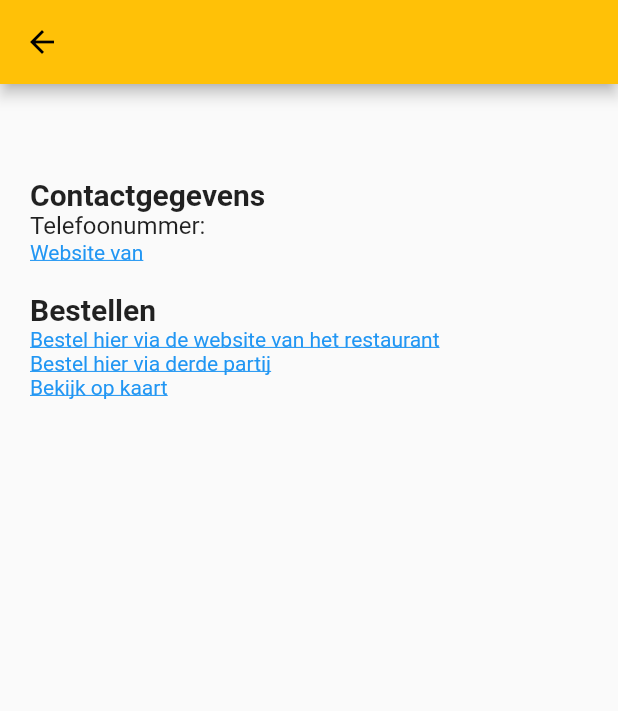
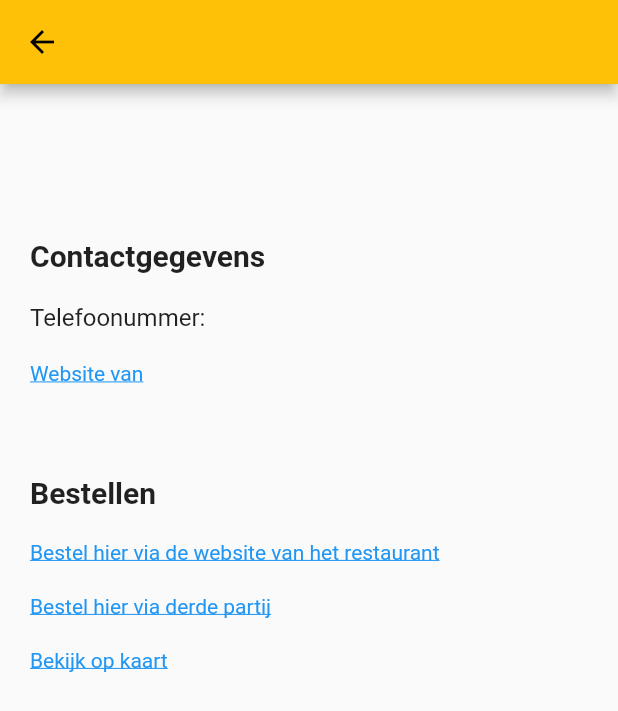
Before and after one commit to eatin-nu/app, a Flutter app: the RestaurantDetails screen opened directly with empty values, on a phone screen of 412 x 824 dp. Shown: the top 711 px of the screen. Run offline on Flutter 3.47's test engine with Material 2 defaults, Android fonts, the phone set to English and light mode, and no system bars; our stand-ins replace google_fonts, sqflite; accounts and stored records are empty; Roboto replaces fonts that are missing (Varela Round).

Commit message:
add most screens
Signed-off-by: timdevriez <info@timdevries.com>

```diff
--- a/lib/main.dart
+++ b/lib/main.dart
@@ -60,14 +60,19 @@ class _MyHomePageState extends State<MyHomePage> {
   Widget build(BuildContext context) {
     return Scaffold(
       appBar: AppBar(
-        title: Text(widget.title),
-      ),
+          title: Image(
+        image: AssetImage('assets/Logo.png'),
+        height: 50,
+      )),
       body: Center(
-        child: Padding(
-          padding: const EdgeInsets.all(20.0),
         child: Column(
           mainAxisAlignment: MainAxisAlignment.start,
           children: <Widget>[
+            Text(
+              '',
+              style: GoogleFonts.getFont('Varela Round',
+                  fontWeight: FontWeight.w700, fontSize: 30),
+            ),
             Text(
               'Kies jouw stad:',
               style: GoogleFonts.getFont('Varela Round',
@@ -76,7 +81,7 @@ class _MyHomePageState extends State<MyHomePage> {
             Text(
               '',
               style: GoogleFonts.getFont('Varela Round',
-                    fontWeight: FontWeight.w700, fontSize: 36),
+                  fontWeight: FontWeight.w700, fontSize: 30),
             ),
             FutureBuilder(
               future: plaatsen,
@@ -102,7 +107,6 @@ class _MyHomePageState extends State<MyHomePage> {
               },
             ),
           ],
-          ),
         ),
       ),
     );
@@ -135,7 +139,7 @@ class _ZoekpaginaState extends State<Zoekpagina> {
         title: Text("Restaurants in ${widget.plaats.naam}"),
       ),
       body: Padding(
-        padding: const EdgeInsets.all(20.0),
+        padding: const EdgeInsets.all(10.0),
         child: FutureBuilder(
           future: this.restaurants,
           builder: (context, snapshot) {
@@ -163,8 +167,8 @@ class _ZoekpaginaState extends State<Zoekpagina> {
                             if (snapshot.hasData) {
                               Keuken keuken = snapshot.data;
                               return Padding(
-                                padding: const EdgeInsets.all(8.0),
-                                child: Image.memory(keuken.icon, height: 30),
+                                padding: const EdgeInsets.all(7.0),
+                                child: Image.memory(keuken.icon, height: 18),
                               );
                             } else if (snapshot.hasError) {
                               print(snapshot.error);
@@ -225,44 +229,37 @@ class _RestaurantState extends State<RestaurantDetails> {
                   fontSize: 20,
                   color: Colors.green[700]),
             ),
-            Text(
-              "",
-              style: GoogleFonts.getFont('Varela Round',
-                  fontWeight: FontWeight.w100,
-                  fontSize: 16,
-                  color: Colors.green[700]),
-            ),
+            SizedBox(height: 60),
             Text(
               "Contactgegevens",
               style: GoogleFonts.getFont('Varela Round',
                   fontWeight: FontWeight.w700, fontSize: 20),
             ),
+            SizedBox(height: 20),
             Text(
               "Telefoonummer: " "${widget.restaurant.telefoonummer}",
               style: GoogleFonts.getFont('Varela Round',
                   fontWeight: FontWeight.w400, fontSize: 16),
             ),
+            SizedBox(height: 20),
             Link(
                 tekst: "Website van ${widget.restaurant.naam}",
                 url: widget.restaurant.website),
-            Text(
-              "",
-              style: GoogleFonts.getFont('Varela Round',
-                  fontWeight: FontWeight.w100,
-                  fontSize: 16,
-                  color: Colors.green[700]),
-            ),
+            SizedBox(height: 60),
             Text(
               "Bestellen",
               style: GoogleFonts.getFont('Varela Round',
                   fontWeight: FontWeight.w700, fontSize: 20),
             ),
+            SizedBox(height: 20),
             Link(
                 tekst: "Bestel hier via de website van het restaurant",
                 url: widget.restaurant.bestelLink),
+            SizedBox(height: 20),
             Link(
                 tekst: "Bestel hier via derde partij",
                 url: widget.restaurant.derdenBestelLink),
+            SizedBox(height: 20),
             Link(tekst: "Bekijk op kaart", url: adresUrl),
           ]),
         ));
--- a/pubspec.yaml
+++ b/pubspec.yaml
@@ -50,6 +50,7 @@ flutter:
 
   assets:
     - db/db.sqlite3
+    - assets/
 
   # To add assets to your application, add an assets section, like this:
   # assets:
```
Also changed, not shown: assets/Logo.png (added). Lines whose indentation alone changed are shown as unchanged.
